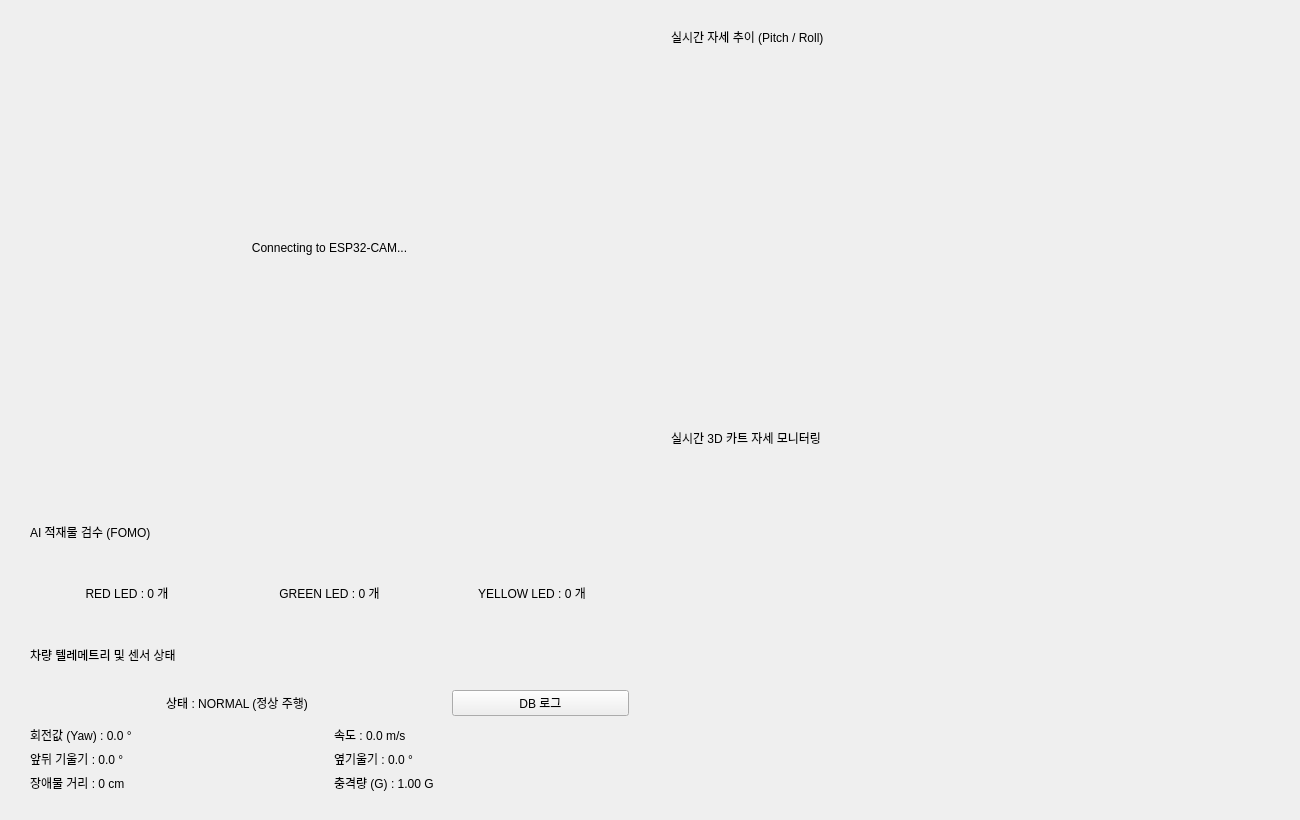
HD243017/Cart-Dashboard, file src/gui/dashboard.ui: the form before one commit.
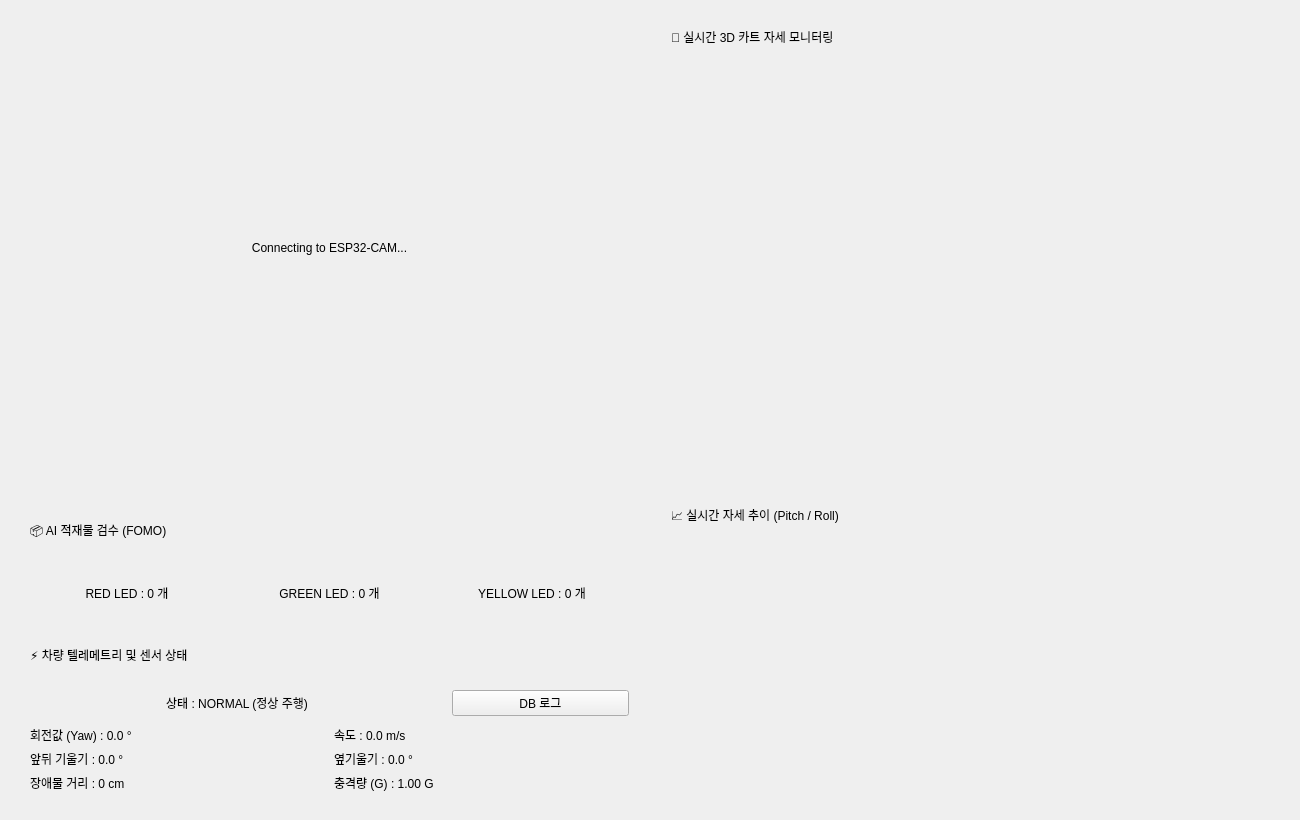
The form after the commit.

The edit to the form file:
```diff
--- a/src/gui/dashboard.ui
+++ b/src/gui/dashboard.ui
@@ -51,7 +51,7 @@
      <item>
       <widget class="QFrame" name="frame_telemetry_container">
        <property name="sizePolicy">
-        <sizepolicy hsizetype="Expanding" vsizetype="Preferred">
+        <sizepolicy hsizetype="Expanding" vsizetype="Expanding">
          <horstretch>0</horstretch>
          <verstretch>0</verstretch>
         </sizepolicy>
@@ -65,7 +65,7 @@
         
         <item>
          <widget class="QLabel" name="lbl_ai_title">
-          <property name="text"><string>AI 적재물 검수 (FOMO)</string></property>
+          <property name="text"><string>📦 AI 적재물 검수 (FOMO)</string></property>
          </widget>
         </item>
         <item>
@@ -94,7 +94,7 @@
         
         <item>
          <widget class="QLabel" name="lbl_sensor_title">
-          <property name="text"><string>차량 텔레메트리 및 센서 상태</string></property>
+          <property name="text"><string>⚡ 차량 텔레메트리 및 센서 상태</string></property>
          </widget>
         </item>
         <item>
@@ -159,31 +159,31 @@
    
    <!-- ================= 오른쪽 영역 (2D 그래프 / 3D 뷰어 1:1 완벽 대칭) ================= -->
    <item>
-    <layout class="QVBoxLayout" name="rightColLayout" stretch="1,1">
+    <layout class="QVBoxLayout" name="rightColLayout" stretch="6,4">
      <property name="spacing"><number>14</number></property>
      
      <!-- 1. 2D 그래프 -->
      <item>
-      <widget class="QFrame" name="frame_graph">
+      <widget class="QFrame" name="frame_3d">
        <property name="sizePolicy">
         <sizepolicy hsizetype="Expanding" vsizetype="Expanding">
          <horstretch>0</horstretch>
          <verstretch>0</verstretch>
         </sizepolicy>
        </property>
-       <layout class="QVBoxLayout" name="graphContainerLayout">
+       <layout class="QVBoxLayout" name="viewer3dLayout">
         <property name="spacing"><number>6</number></property>
         <property name="leftMargin"><number>14</number></property>
         <property name="topMargin"><number>12</number></property>
         <property name="rightMargin"><number>14</number></property>
         <property name="bottomMargin"><number>12</number></property>
         <item>
-         <widget class="QLabel" name="lbl_graph_title">
-          <property name="text"><string>실시간 자세 추이 (Pitch / Roll)</string></property>
+         <widget class="QLabel" name="lbl_3d_title">
+          <property name="text"><string>🚗 실시간 3D 카트 자세 모니터링</string></property>
          </widget>
         </item>
         <item>
-         <widget class="QWidget" name="graph_widget" native="true">
+         <widget class="QWidget" name="widget_3d_container" native="true">
           <property name="sizePolicy">
            <sizepolicy hsizetype="Expanding" vsizetype="Expanding">
             <horstretch>0</horstretch>
@@ -198,26 +198,26 @@
      
      <!-- 2. 3D 뷰어 (2D와 동일한 크기/여백 설정) -->
      <item>
-      <widget class="QFrame" name="frame_3d">
+      <widget class="QFrame" name="frame_graph">
        <property name="sizePolicy">
         <sizepolicy hsizetype="Expanding" vsizetype="Expanding">
          <horstretch>0</horstretch>
          <verstretch>0</verstretch>
         </sizepolicy>
        </property>
-       <layout class="QVBoxLayout" name="viewer3dLayout">
+       <layout class="QVBoxLayout" name="graphContainerLayout">
         <property name="spacing"><number>6</number></property>
         <property name="leftMargin"><number>14</number></property>
         <property name="topMargin"><number>12</number></property>
         <property name="rightMargin"><number>14</number></property>
         <property name="bottomMargin"><number>12</number></property>
         <item>
-         <widget class="QLabel" name="lbl_3d_title">
-          <property name="text"><string>실시간 3D 카트 자세 모니터링</string></property>
+         <widget class="QLabel" name="lbl_graph_title">
+          <property name="text"><string>📈 실시간 자세 추이 (Pitch / Roll)</string></property>
          </widget>
         </item>
         <item>
-         <widget class="QWidget" name="widget_3d_container" native="true">
+         <widget class="QWidget" name="graph_widget" native="true">
           <property name="sizePolicy">
            <sizepolicy hsizetype="Expanding" vsizetype="Expanding">
             <horstretch>0</horstretch>
```
Left out of the diff: 8 changed lines with no effect on the pictures.
